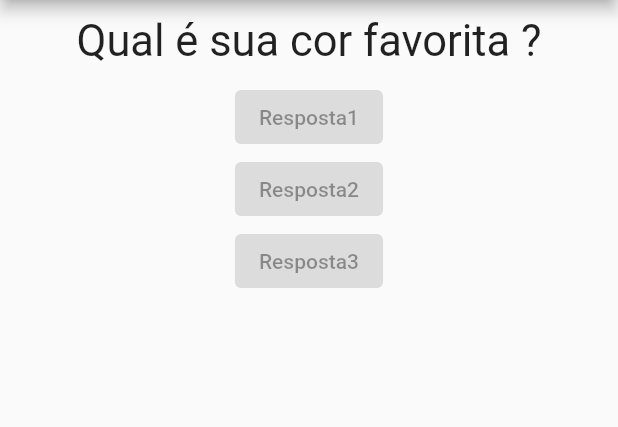
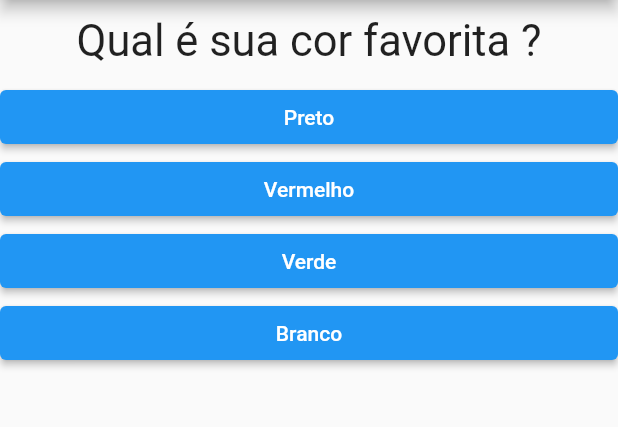
Before and after one commit to gabriel9966/CursoFlutter, a Flutter app: the screen it shows after launch, on a phone screen of 412 x 824 dp, the part 84-511 px from its top. Run offline on Flutter 3.47's test engine with Material 2 defaults, Android fonts, the phone set to English and light mode, and no system bars.

Commit message:
primeiro_apk

```diff
--- a/primeiro_apk/lib/main.dart
+++ b/primeiro_apk/lib/main.dart
@@ -2,6 +2,7 @@ import 'package:flutter/material.dart';
 
 import './questao.dart';
 import './resposta.dart';
+import './resultado.dart';
 
 main() {
   runApp(PerguntaApp());
@@ -16,44 +17,68 @@ main() {
 /*essa clase gerência o estado*/
 class _PerguntaAppState extends State<PerguntaApp> {
   Widget build(BuildContext context) {
+    List<String>? resposta = temPerguntaSelecionada
+        ? _perguntas[_perguntaSelecionada]["resposta"] as List<String>
+        : null;
+    List<Widget>? widget =
+        resposta?.map((t) => Resposta(t, _responder)).toList();
+
+/*
+    final respostas =
+        _perguntas[_perguntaSelecionada]?["resposta"] as List<String>?;
+
+    if (respostas != null) {
+      for (String i in respostas) {
+        resposta.add(Resposta(i, _responder));
+      }
+    }*/
+
     return MaterialApp(
       home: Scaffold(
         appBar: AppBar(
           title: Text("Primeiro"),
         ),
-        body: Column(
-          children: <Widget>[
-            Questao(_perguntas[_perguntaSelecionada]),
-            Resposta("Resposta1"),
-            Resposta("Resposta2"),
-            Resposta("Resposta3")
-          ],
-        ),
+        body: temPerguntaSelecionada
+            ? Column(
+                children: <Widget>[
+                  Questao(_perguntas[_perguntaSelecionada]["texto"]
+                      as String), //as String conversão explicita
+                  if (resposta != null) ...?widget
+                  //... todos os elementos sao adicionados
+                ],
+              )
+            : Resultado(),
       ),
     );
   }
 
-  final List<String> _perguntas = [
-    "Qual é sua cor favorita ?",
-    "Qual é sua musica favorita ?",
-    "Qual é seu esporte favorito ?",
-    "Qual é o seu carro favorito ?"
+  bool get temPerguntaSelecionada {
+    return _perguntaSelecionada < _perguntas.length;
+  }
+
+  final List<Map<String, Object>> _perguntas = const [
+    {
+      "texto": "Qual é sua cor favorita ?",
+      "resposta": ["Preto", "Vermelho", "Verde", "Branco"]
+    },
+    {
+      "texto": "Qual é seu esporte favorito ?",
+      "resposta": ["Correr", "Nadar", "Academia", "Futebol"]
+    },
+    {
+      "texto": "Qual é o seu carro favorito ?",
+      "resposta": ["Ferrari", "Porsche", "Maserati", "Ford"]
+    }
   ];
 
   var _perguntaSelecionada = 0;
 
   void _responder() {
-    setState(() {
-      _perguntaSelecionada++;
-    });
-
-    if (_perguntaSelecionada > _perguntas.length - 1) {
+    if (temPerguntaSelecionada) {
       setState(() {
-        _perguntaSelecionada = 0;
+        _perguntaSelecionada++;
       });
     }
-
-    print(_perguntaSelecionada);
   }
 }
 
--- a/primeiro_apk/lib/resposta.dart
+++ b/primeiro_apk/lib/resposta.dart
@@ -3,11 +3,23 @@ import 'package:flutter/material.dart';
 
 class Resposta extends StatelessWidget {
   final String texto;
+  final void Function() onSelecao;
 
-  Resposta(this.texto);
+  Resposta(this.texto, this.onSelecao);
 
   @override
   Widget build(BuildContext context) {
-    return ElevatedButton(onPressed: null, child: Text(texto));
+    return Container(
+      width: double.infinity,
+      child: ElevatedButton(
+        onPressed: onSelecao,
+        child: Text(
+          texto,
+          style: TextStyle(color: Colors.white),
+        ),
+        style: ButtonStyle(
+            backgroundColor: MaterialStateProperty.all(Colors.blue)),
+      ),
+    );
   }
 }
--- /dev/null
+++ b/primeiro_apk/lib/resultado.dart
@@ -0,0 +1,12 @@
+import 'package:flutter/material.dart';
+
+class Resultado extends StatelessWidget {
+  @override
+  Widget build(BuildContext context) {
+    return Center(
+        child: Text(
+      "Parabéns !",
+      style: TextStyle(fontSize: 25),
+    ));
+  }
+}
```
